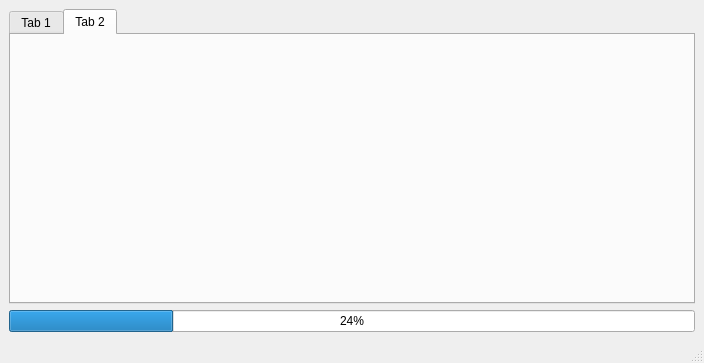
Qt form UI.ui (quyendaoqt707/pyVideoUtilities) before a commit.
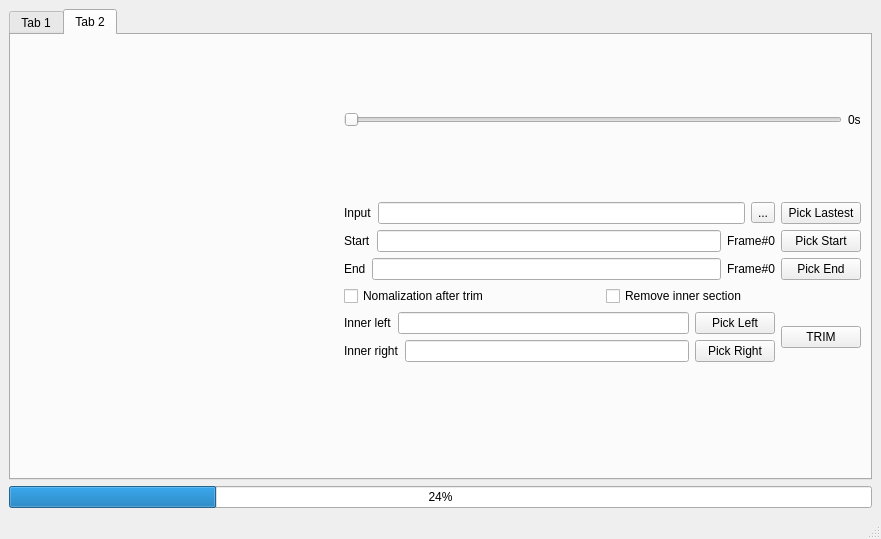
The same form after that commit. The open tabs and pages were chosen to show the change. Icons and pictures are not drawn.

Commit message: update Trim and CutOut tab

```diff
--- a/UI.ui
+++ b/UI.ui
@@ -9,8 +9,8 @@
    <rect>
     <x>0</x>
     <y>0</y>
-    <width>704</width>
-    <height>363</height>
+    <width>881</width>
+    <height>539</height>
    </rect>
   </property>
   <property name="sizePolicy">
@@ -51,8 +51,8 @@
           <property name="title">
            <string>Input</string>
           </property>
-          <layout class="QFormLayout" name="formLayout">
-           <item row="0" column="0">
+          <layout class="QHBoxLayout" name="horizontalLayout_14">
+           <item>
             <layout class="QVBoxLayout" name="verticalLayout">
              <item>
               <widget class="QLabel" name="label">
@@ -92,8 +92,8 @@
           <property name="title">
            <string>Config</string>
           </property>
-          <layout class="QFormLayout" name="formLayout_2">
-           <item row="0" column="0">
+          <layout class="QHBoxLayout" name="horizontalLayout_13">
+           <item>
             <layout class="QVBoxLayout" name="verticalLayout_3">
              <item>
               <layout class="QHBoxLayout" name="horizontalLayout_3">
@@ -238,6 +238,232 @@
        <attribute name="title">
         <string>Tab 2</string>
        </attribute>
+       <layout class="QFormLayout" name="formLayout_2">
+        <item row="0" column="0">
+         <widget class="QWidget" name="widget" native="true">
+          <layout class="QFormLayout" name="formLayout">
+           <item row="0" column="0">
+            <widget class="QLabel" name="currentFrameThumbnail">
+             <property name="sizePolicy">
+              <sizepolicy hsizetype="Preferred" vsizetype="Preferred">
+               <horstretch>0</horstretch>
+               <verstretch>0</verstretch>
+              </sizepolicy>
+             </property>
+             <property name="minimumSize">
+              <size>
+               <width>300</width>
+               <height>300</height>
+              </size>
+             </property>
+             <property name="maximumSize">
+              <size>
+               <width>400</width>
+               <height>400</height>
+              </size>
+             </property>
+             <property name="text">
+              <string/>
+             </property>
+             <property name="pixmap">
+              <pixmap>assets/cut-video.png</pixmap>
+             </property>
+             <property name="scaledContents">
+              <bool>true</bool>
+             </property>
+            </widget>
+           </item>
+          </layout>
+         </widget>
+        </item>
+        <item row="0" column="1">
+         <layout class="QVBoxLayout" name="verticalLayout_8">
+          <item>
+           <layout class="QHBoxLayout" name="horizontalLayout_11">
+            <item>
+             <widget class="QSlider" name="horizontalSlider">
+              <property name="singleStep">
+               <number>1</number>
+              </property>
+              <property name="orientation">
+               <enum>Qt::Horizontal</enum>
+              </property>
+             </widget>
+            </item>
+            <item>
+             <widget class="QLabel" name="currentPosSlider">
+              <property name="text">
+               <string>0s</string>
+              </property>
+             </widget>
+            </item>
+           </layout>
+          </item>
+          <item>
+           <layout class="QHBoxLayout" name="horizontalLayout_5">
+            <item>
+             <widget class="QLabel" name="label_7">
+              <property name="text">
+               <string>Input</string>
+              </property>
+             </widget>
+            </item>
+            <item>
+             <widget class="QLineEdit" name="inputLine2"/>
+            </item>
+            <item>
+             <widget class="QToolButton" name="pickInputBtn_2">
+              <property name="text">
+               <string>...</string>
+              </property>
+             </widget>
+            </item>
+            <item>
+             <widget class="QPushButton" name="pickLastestBtn">
+              <property name="text">
+               <string>Pick Lastest</string>
+              </property>
+             </widget>
+            </item>
+           </layout>
+          </item>
+          <item>
+           <layout class="QHBoxLayout" name="horizontalLayout_6">
+            <item>
+             <widget class="QLabel" name="label_10">
+              <property name="text">
+               <string>Start</string>
+              </property>
+             </widget>
+            </item>
+            <item>
+             <widget class="QLineEdit" name="lineEdit_3"/>
+            </item>
+            <item>
+             <widget class="QLabel" name="startFrameIDLabel">
+              <property name="text">
+               <string>Frame#0</string>
+              </property>
+             </widget>
+            </item>
+            <item>
+             <widget class="QPushButton" name="pickStartBtn">
+              <property name="text">
+               <string>Pick Start</string>
+              </property>
+             </widget>
+            </item>
+           </layout>
+          </item>
+          <item>
+           <layout class="QHBoxLayout" name="horizontalLayout_7">
+            <item>
+             <widget class="QLabel" name="label_9">
+              <property name="text">
+               <string>End</string>
+              </property>
+             </widget>
+            </item>
+            <item>
+             <widget class="QLineEdit" name="lineEdit_2"/>
+            </item>
+            <item>
+             <widget class="QLabel" name="endFrameIDLabel">
+              <property name="text">
+               <string>Frame#0</string>
+              </property>
+             </widget>
+            </item>
+            <item>
+             <widget class="QPushButton" name="pickEndBtn">
+              <property name="text">
+               <string>Pick End</string>
+              </property>
+             </widget>
+            </item>
+           </layout>
+          </item>
+          <item>
+           <layout class="QHBoxLayout" name="horizontalLayout_8">
+            <item>
+             <widget class="QCheckBox" name="normalizationCheckBox">
+              <property name="text">
+               <string>Nomalization after trim</string>
+              </property>
+             </widget>
+            </item>
+            <item>
+             <widget class="QCheckBox" name="removeInnerCheckBox">
+              <property name="text">
+               <string>Remove inner section</string>
+              </property>
+             </widget>
+            </item>
+           </layout>
+          </item>
+          <item>
+           <layout class="QHBoxLayout" name="horizontalLayout_12">
+            <item>
+             <layout class="QVBoxLayout" name="verticalLayout_7">
+              <item>
+               <layout class="QHBoxLayout" name="horizontalLayout_9">
+                <item>
+                 <widget class="QLabel" name="label_11">
+                  <property name="text">
+                   <string>Inner left</string>
+                  </property>
+                 </widget>
+                </item>
+                <item>
+                 <widget class="QLineEdit" name="lineEdit_4"/>
+                </item>
+                <item>
+                 <widget class="QPushButton" name="pickLeftBtn">
+                  <property name="text">
+                   <string>Pick Left</string>
+                  </property>
+                 </widget>
+                </item>
+               </layout>
+              </item>
+              <item>
+               <layout class="QHBoxLayout" name="horizontalLayout_10">
+                <item>
+                 <widget class="QLabel" name="label_12">
+                  <property name="text">
+                   <string>Inner right</string>
+                  </property>
+                 </widget>
+                </item>
+                <item>
+                 <widget class="QLineEdit" name="lineEdit_5"/>
+                </item>
+                <item>
+                 <widget class="QPushButton" name="pickRightBtn">
+                  <property name="text">
+                   <string>Pick Right</string>
+                  </property>
+                 </widget>
+                </item>
+               </layout>
+              </item>
+             </layout>
+            </item>
+            <item>
+             <widget class="QPushButton" name="trimBtn">
+              <property name="enabled">
+               <bool>true</bool>
+              </property>
+              <property name="text">
+               <string>TRIM</string>
+              </property>
+             </widget>
+            </item>
+           </layout>
+          </item>
+         </layout>
+        </item>
+       </layout>
       </widget>
      </widget>
     </item>
```
Left out of the diff: 8 changed lines with no effect on the pictures. The commit also changes 2 other files.
